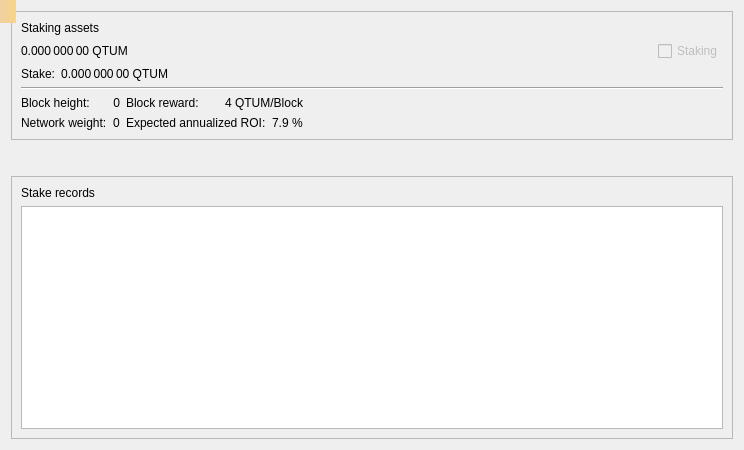
First picture: the form in src/qt/forms/stakepage.ui, repository qtumproject/qtum, before the edit.
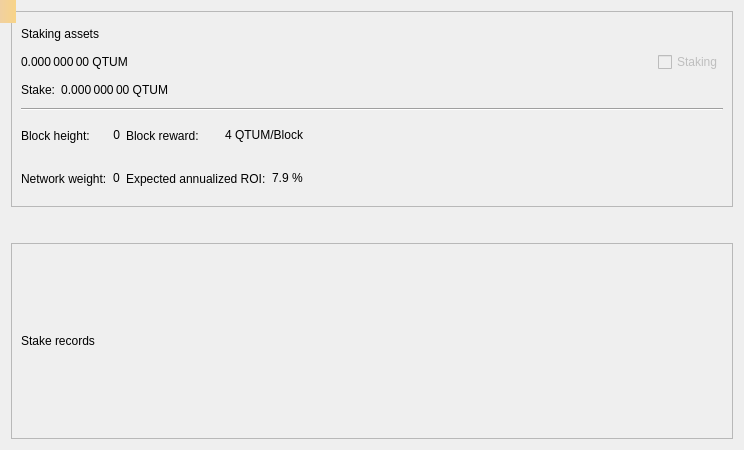
Second picture: the form after the edit.

```diff
--- a/src/qt/forms/stakepage.ui
+++ b/src/qt/forms/stakepage.ui
@@ -258,9 +258,6 @@
         </property>
        </widget>
       </item>
-      <item>
-       <widget class="QTableView" name="tableView"/>
-      </item>
      </layout>
     </widget>
    </item>
```
